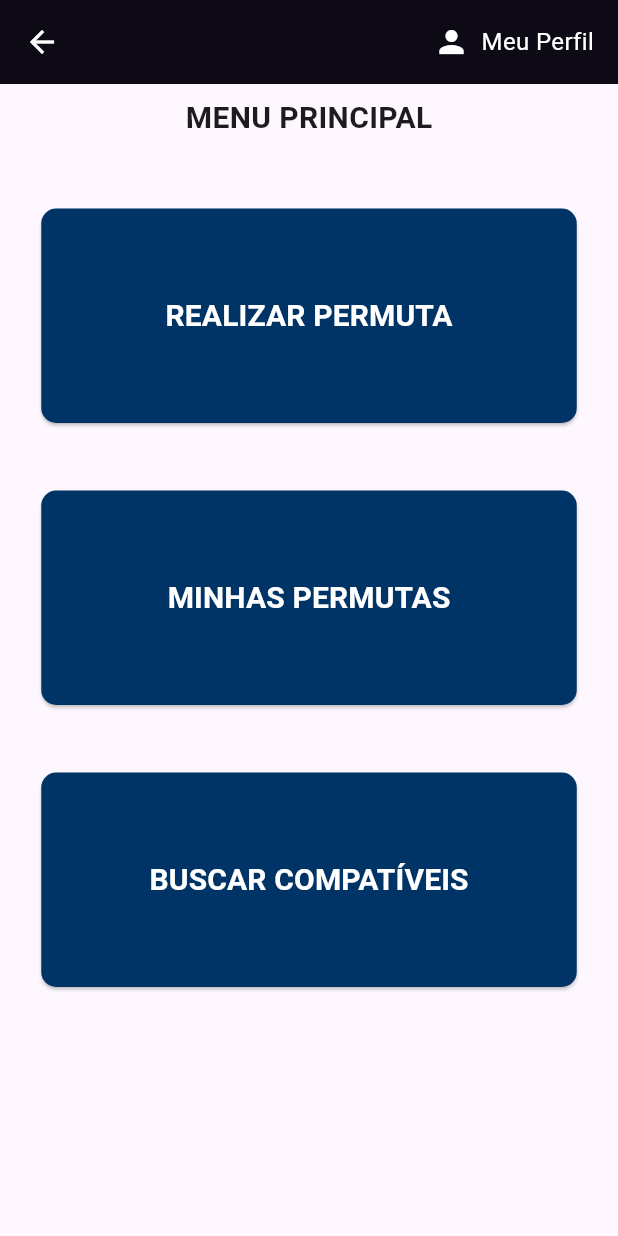
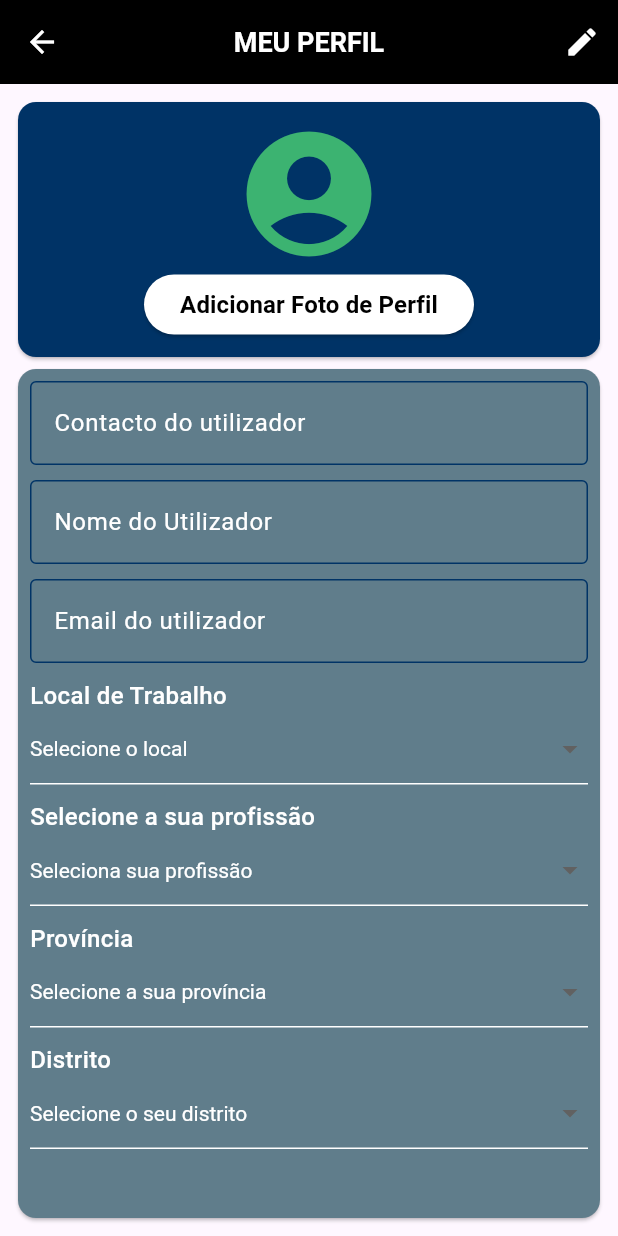
Before and after one commit to TafariVilanculos1/MozPermutas, a Flutter app: the MenuPrincipal screen opened directly, after a tap on "Meu Perfil", on a phone screen of 412 x 824 dp. Run offline on Flutter 3.47's test engine with Material 3 defaults, Android fonts, the phone set to English and light mode, and no system bars.

Commit message:
Tela Meu Perfil,TelaVisuliazarPerfil,TelaBuscarCompativeis

```diff
--- a/lib/Apresentação/views/TelaMenuPrincipal.dart
+++ b/lib/Apresentação/views/TelaMenuPrincipal.dart
@@ -1,5 +1,6 @@
 import 'package:flutter/material.dart';
 import 'package:mozpermutas/Apresenta%C3%A7%C3%A3o/views/TelaBuscarCompativeis.dart';
+import 'package:mozpermutas/Apresenta%C3%A7%C3%A3o/views/TelaMeuPerfil.dart';
 import 'package:mozpermutas/Apresenta%C3%A7%C3%A3o/views/TelaMinhasPermutas.dart';
 import 'package:mozpermutas/Apresenta%C3%A7%C3%A3o/views/TelaRealizarPermuta.dart';
 
@@ -11,6 +12,7 @@ class MenuPrincipal extends StatelessWidget{
     return Scaffold(
       appBar:AppBar(
       backgroundColor: Colors.black,
+      title: Text("MOZ PERMUTAS",style: TextStyle(fontSize: 15,color: Color(0xFF3CB371),fontWeight: FontWeight.bold,fontStyle:FontStyle.italic ),),
       elevation: 10,
       iconTheme: IconThemeData(color: Colors.white),
       actions: [
@@ -18,9 +20,7 @@ class MenuPrincipal extends StatelessWidget{
           padding: const EdgeInsets.only(right: 16.0),
           child: InkWell(
             onTap: () {
-              // Aqui vai o evento, como navegar para outra página
-              print('Perfil clicado');
-              // Exemplo: Navigator.pushNamed(context, '/perfil');
+               Navigator.push(context, MaterialPageRoute(builder: (context) => TelaMeuPerfilG()));
             },
             borderRadius: BorderRadius.circular(8), // opcional, para o efeito de toque
             child: Row(
@@ -43,7 +43,9 @@ class MenuPrincipal extends StatelessWidget{
         child: Padding(
           padding: const EdgeInsets.all(8.0),
           child: Column(children:
-          [Text("MENU PRINCIPAL",style: TextStyle(fontSize: 20,fontWeight: FontWeight.bold)),
+          [
+            SizedBox(height: 46,),
+            Text("MENU PRINCIPAL",style: TextStyle(fontSize: 20,fontWeight: FontWeight.bold)),
             SizedBox(height: 46,),
             ElevatedButton(
               onPressed: () {
--- /dev/null
+++ b/lib/Apresentação/views/TelaMeuPerfil.dart
@@ -0,0 +1,240 @@
+import 'package:flutter/material.dart';
+
+class TelaMeuPerfilG extends StatefulWidget {
+  @override
+  TelaMeuPerfil createState() => TelaMeuPerfil();
+}
+
+class TelaMeuPerfil extends State<TelaMeuPerfilG> {
+  String? localSelecionado;
+  String? localProvincia;
+  String? localDestrito;
+  String? profissao;
+
+  @override
+  Widget build(BuildContext context) {
+    return Scaffold(
+      appBar: AppBar(
+        title: Text(
+          "MEU PERFIL",
+          style: TextStyle(fontSize: 18, fontWeight: FontWeight.bold),
+        ),
+        centerTitle: true,
+        backgroundColor: Colors.black,
+        foregroundColor: Colors.white,
+        actions: [
+          IconButton(
+            icon: Icon(Icons.edit, color: Colors.white),
+            onPressed: () {
+              // Ação ao clicar no botão (por exemplo, navegar para uma tela de edição)
+              print("Editar perfil clicado!");
+            },
+          ),
+        ],
+      ),
+
+      body: SafeArea(
+        child: SingleChildScrollView(
+          child: Padding(
+            padding: const EdgeInsets.all(8.0),
+            child: Column(
+              children: [
+                // Card com ícone e botão para foto de perfil
+                Card(
+                  color: Color(0xFF003366),
+                  child: SizedBox(
+                    width: 500,
+                    height: 170,
+                    child: Column(
+                      mainAxisAlignment: MainAxisAlignment.center,
+                      children: [
+                        Icon(Icons.account_circle_rounded, color: Color(0xFF3CB371), size: 100),
+                        ElevatedButton(
+                          onPressed: () {
+                            // ação para adicionar foto
+                          },
+                          style: ElevatedButton.styleFrom(
+                            foregroundColor: Colors.black,
+                            backgroundColor: Colors.white,
+                          ),
+                          child: Text(
+                            "Adicionar Foto de Perfil",
+                            style: TextStyle(fontWeight: FontWeight.bold, fontSize: 16),
+                          ),
+                        )
+                      ],
+                    ),
+                  ),
+                ),
+
+                // Card com os inputs
+                Card(
+                  color: Colors.blueGrey,
+                  child: Padding(
+                    padding: const EdgeInsets.all(8.0),
+                    child: SizedBox(
+                      height: 550,
+                      width: 500,
+                      child: Column(
+                        crossAxisAlignment: CrossAxisAlignment.start,
+                        children: [
+                          TextField(
+                            style: TextStyle(color: Colors.white),
+                            decoration: InputDecoration(
+                              labelText: "Contacto do utilizador",
+                              labelStyle: TextStyle(color: Colors.white),
+                              enabledBorder: OutlineInputBorder(
+                                borderSide: BorderSide(color: Color(0xFF003366)),
+                              ),
+                              focusedBorder: OutlineInputBorder(
+                                borderSide: BorderSide(color: Color(0xFF3CB371)),
+                              ),
+                            ),
+                          ),
+                          SizedBox(height: 10),
+                          TextField(
+                            style: TextStyle(color: Colors.white),
+                            decoration: InputDecoration(
+                              labelText: "Nome do Utilizador",
+                              labelStyle: TextStyle(color: Colors.white),
+                              enabledBorder: OutlineInputBorder(
+                                borderSide: BorderSide(color: Color(0xFF003366)),
+                              ),
+                              focusedBorder: OutlineInputBorder(
+                                borderSide: BorderSide(color: Color(0xFF3CB371)),
+                              ),
+                            ),
+                          ),
+                          SizedBox(height: 10),
+                          TextField(
+                            style: TextStyle(color: Colors.white),
+                            decoration: InputDecoration(
+                              labelText: "Email do utilizador",
+                              labelStyle: TextStyle(color: Colors.white),
+                              enabledBorder: OutlineInputBorder(
+                                borderSide: BorderSide(color: Color(0xFF003366)),
+                              ),
+                              focusedBorder: OutlineInputBorder(
+                                borderSide: BorderSide(color: Color(0xFF3CB371)),
+                              ),
+                            ),
+                          ),
+                          SizedBox(height: 10),
+                          Text("Local de Trabalho",
+                              style: TextStyle(fontSize: 16, fontWeight: FontWeight.w500, color: Colors.white)),
+                          DropdownButtonFormField<String>(
+                            value: localSelecionado,
+                            dropdownColor: Colors.blueGrey,
+                            style: TextStyle(color: Colors.white),
+                            decoration: InputDecoration(enabledBorder: UnderlineInputBorder(borderSide: BorderSide(color: Colors.white))),
+                            hint: Text("Selecione o local", style: TextStyle(color: Colors.white)),
+                            items: const [
+                              DropdownMenuItem(value: "USTM", child: Text("Universidade São Tomás")),
+                              DropdownMenuItem(value: "Mozal", child: Text("Mozal")),
+                            ],
+                            onChanged: (value) {
+                              setState(() {
+                                localSelecionado = value;
+                              });
+                            },
+                          ),
+                          SizedBox(height: 10),
+                          Text("Selecione a sua profissão",
+                              style: TextStyle(fontSize: 16, fontWeight: FontWeight.w500, color: Colors.white)),
+                          DropdownButtonFormField<String>(
+                            value: profissao,
+                            dropdownColor: Colors.blueGrey,
+                            style: TextStyle(color: Colors.white),
+                            decoration: InputDecoration(enabledBorder: UnderlineInputBorder(borderSide: BorderSide(color: Colors.white))),
+                            hint: Text("Seleciona sua profissão", style: TextStyle(color: Colors.white)),
+                            items: const [
+                              DropdownMenuItem(value: "Informatico", child: Text("Informatico")),
+                              DropdownMenuItem(value: "Enfermeiro", child: Text("Enfermeiro")),
+                            ],
+                            onChanged: (value) {
+                              setState(() {
+                                profissao = value;
+                              });
+                            },
+                          ),
+                          SizedBox(height: 10),
+                          Text("Província",
+                              style: TextStyle(fontSize: 16, fontWeight: FontWeight.w500, color: Colors.white)),
+                          DropdownButtonFormField<String>(
+                            value: localProvincia,
+                            dropdownColor: Colors.blueGrey,
+                            style: TextStyle(color: Colors.white),
+                            decoration: InputDecoration(enabledBorder: UnderlineInputBorder(borderSide: BorderSide(color: Colors.white))),
+                            hint: Text("Selecione a sua província", style: TextStyle(color: Colors.white)),
+                            items: const [
+                              DropdownMenuItem(value: "Maputo", child: Text("Maputo")),
+                              DropdownMenuItem(value: "Gaza", child: Text("Gaza")),
+                            ],
+                            onChanged: (value) {
+                              setState(() {
+                                localProvincia = value;
+                              });
+                            },
+                          ),
+                          SizedBox(height: 10),
+                          Text("Distrito",
+                              style: TextStyle(fontSize: 16, fontWeight: FontWeight.w500, color: Colors.white)),
+                          DropdownButtonFormField<String>(
+                            value: localDestrito,
+                            dropdownColor: Colors.blueGrey,
+                            style: TextStyle(color: Colors.white),
+                            decoration: InputDecoration(enabledBorder: UnderlineInputBorder(borderSide: BorderSide(color: Colors.white))),
+                            hint: Text("Selecione o seu distrito", style: TextStyle(color: Colors.white)),
+                            items: const [
+                              DropdownMenuItem(value: "Kanfumo", child: Text("Kanfumo")),
+                              DropdownMenuItem(value: "Kamaxaquene", child: Text("Kamaxaquene")),
+                            ],
+                            onChanged: (value) {
+                              setState(() {
+                                localDestrito = value;
+                              });
+                            },
+                          ),
+                        ],
+                      ),
+                    ),
+                  ),
+                ),
+                SizedBox(height: 10),
+                ElevatedButton.icon(
+                  onPressed: () {
+                    // Ação para editar conta
+                    print("Conta apagada");
+                  },
+                  icon: Icon(Icons.edit, color: Colors.white),
+                  label: Text("Ediar Conta", style: TextStyle(fontSize: 16, color: Colors.white)),
+                  style: ElevatedButton.styleFrom(
+                    minimumSize: Size(250, 50),
+                    backgroundColor: Color(0xFF003366),
+                    padding: EdgeInsets.symmetric(horizontal: 30, vertical: 12),
+                  ),
+                ),
+                // Botão "Apagar Conta"
+                SizedBox(height: 10),
+                ElevatedButton.icon(
+                  onPressed: () {
+                    // Ação para apagar conta
+                    print("Conta apagada");
+                  },
+                  icon: Icon(Icons.delete, color: Colors.white),
+                  label: Text("Apagar Conta", style: TextStyle(fontSize: 16, color: Colors.white)),
+                  style: ElevatedButton.styleFrom(
+                    minimumSize: Size(250, 50),
+                    backgroundColor: Colors.red,
+                    padding: EdgeInsets.symmetric(horizontal: 30, vertical: 12),
+                  ),
+                ),
+
+              ],
+            ),
+          ),
+        ),
+      ),
+    );
+  }
+}
```
Also changed, not shown: lib/Apresentação/views/TelaBuscarCompativeis.dart (+37 -1 lines), lib/Apresentação/views/TelaVisualizarPerfil.dart (added, +93 -0 lines).
